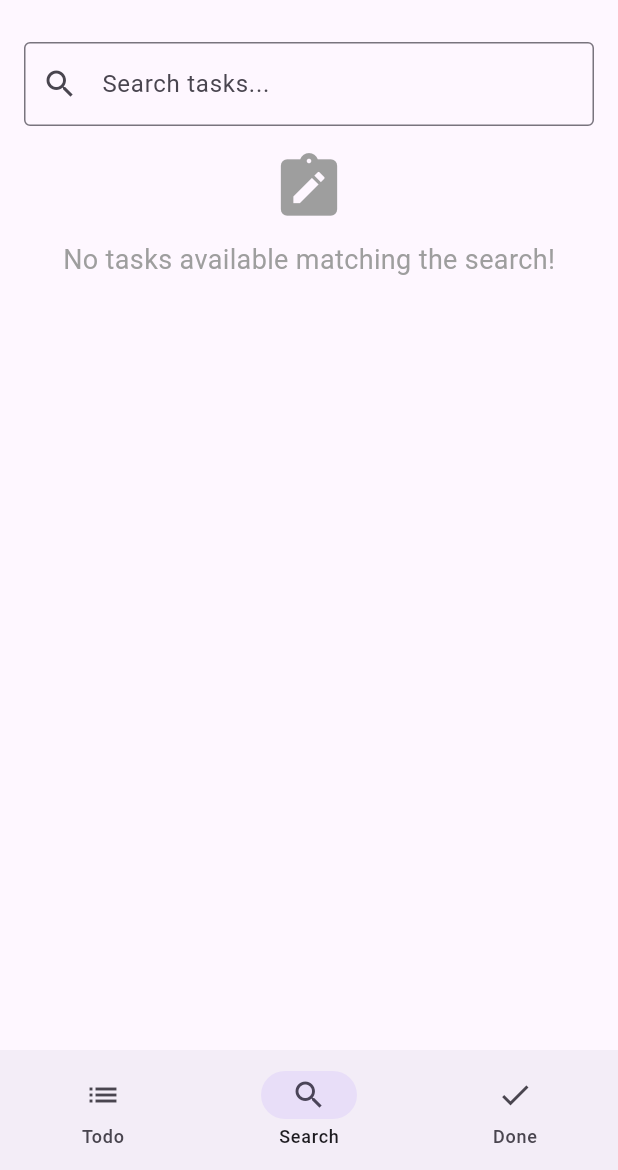
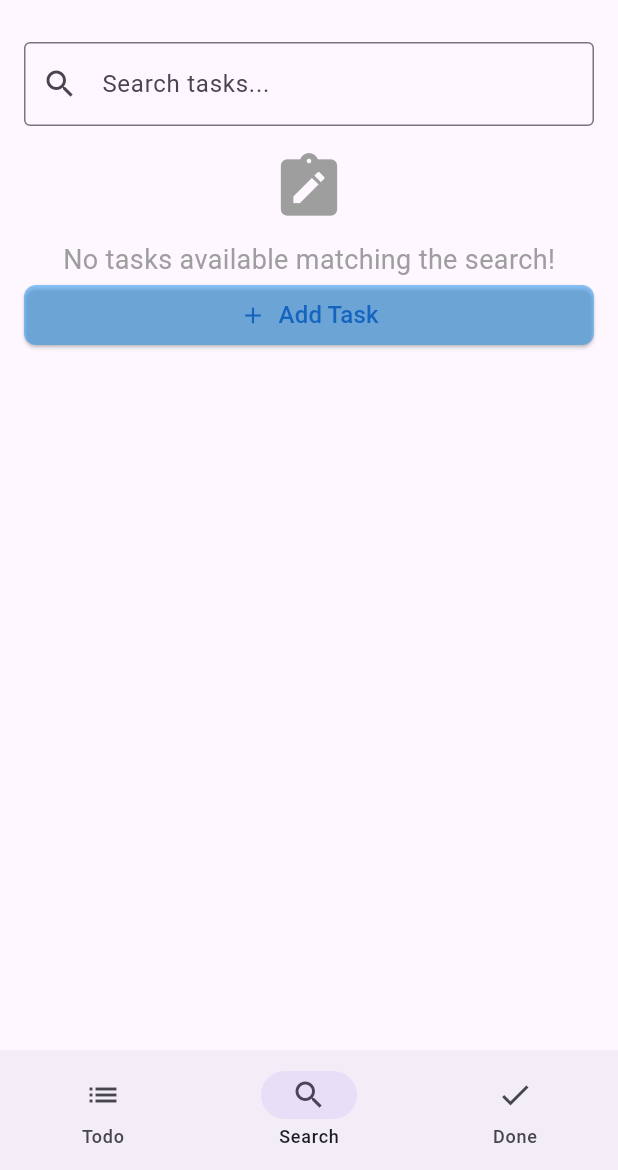
Before and after one commit to RodrigoSabino03/Taski, a Flutter app: the screen it shows after launch, item 2 of the bottom bar chosen, on a phone screen of 412 x 824 dp, the part 66-1236 px from its top. Run offline on Flutter 3.47's test engine with Material 3 defaults, Android fonts, the phone set to English and light mode, and no system bars; our stand-ins replace sqflite; accounts and stored records are empty.

Commit message:
add modal in buttons

```diff
--- a/lib/app/data/database/database.dart
+++ b/lib/app/data/database/database.dart
@@ -1,4 +1,3 @@
-// database_helper.dart
 import 'package:sqflite/sqflite.dart';
 import 'package:path/path.dart';
 import 'package:todolist/app/task/model/task_model.dart';
--- a/lib/app/search/search_page.dart
+++ b/lib/app/search/search_page.dart
@@ -1,4 +1,5 @@
 import 'package:flutter/material.dart';
+import 'package:todolist/app/create/widgets/create_modal.dart';
 import 'package:todolist/app/task/model/task_model.dart';
 import 'package:todolist/app/done/widgets/card_widget.dart';
 import 'package:todolist/app/task/viewmodel/task_viewmodel.dart';
@@ -13,6 +14,8 @@ class SearchPage extends StatefulWidget {
 class _SearchPageState extends State<SearchPage> {
   late TaskViewModel _taskViewModel;
 
+  late Future<List<Task>> _tasksFuture;
+
   List<Task> _completedTasks = [];
   List<Task> _filteredTasks = [];
   String _searchQuery = '';
@@ -21,6 +24,7 @@ class _SearchPageState extends State<SearchPage> {
   void initState() {
     super.initState();
     _taskViewModel = TaskViewModel();
+    _tasksFuture = _taskViewModel.fetchTasks();
     _loadCompletedTasks();
   }
 
@@ -44,6 +48,12 @@ class _SearchPageState extends State<SearchPage> {
   void _deleteCompletedTask(int taskId) async {
     await _taskViewModel.deleteTask(taskId);
     _loadCompletedTasks();
+  }
+
+    Future<void> _refreshTasks() async {
+    setState(() {
+      _tasksFuture = _taskViewModel.fetchTasks();
+    });
   }
 
   @override
@@ -74,6 +84,39 @@ class _SearchPageState extends State<SearchPage> {
                           "No tasks available matching the search!",
                           style: TextStyle(fontSize: 18, color: Colors.grey),
                         ),
+                                                ElevatedButton(
+                          onPressed: () async {
+                            final result = await showModalBottomSheet(
+                              context: context,
+                              isScrollControlled: true,
+                              builder: (context) =>
+                                  TaskModal(taskViewModel: _taskViewModel),
+                            );
+
+                            if (result == true) {
+                              _refreshTasks();
+                            }
+                          },
+                          style: ElevatedButton.styleFrom(
+                            minimumSize: Size(5, 40),
+                            backgroundColor: Colors.blue.withOpacity(0.5),
+                            shape: RoundedRectangleBorder(
+                              borderRadius: BorderRadius.circular(8),
+                            ),
+                          ),
+                          child: Row(
+                            mainAxisAlignment: MainAxisAlignment.center,
+                            children: [
+                              Icon(Icons.add, color: Colors.blue[800]),
+                              SizedBox(width: 8),
+                              Text(
+                                "Add Task",
+                                style: TextStyle(
+                                    fontSize: 16, color: Colors.blue[800]),
+                              ),
+                            ],
+                          ),
+                        ),
                       ],
                     ),
                   )
--- a/lib/app/task/viewmodel/task_viewmodel.dart
+++ b/lib/app/task/viewmodel/task_viewmodel.dart
@@ -1,4 +1,3 @@
-import 'dart:math';
 import 'package:todolist/app/task/model/task_model.dart';
 import 'package:todolist/app/data/repositories/task_repository.dart';
 
--- a/lib/app/ui/widgets/appbar_widget.dart
+++ b/lib/app/ui/widgets/appbar_widget.dart
@@ -6,7 +6,7 @@ class AppBarWidget extends StatelessWidget {
   @override
   Widget build(BuildContext context) {
     return Row(
-          mainAxisAlignment: MainAxisAlignment.spaceBetween, // Espaçamento entre os itens
+          mainAxisAlignment: MainAxisAlignment.spaceBetween,
           children: [
             Row(
               spacing: 8,
@@ -31,7 +31,7 @@ class AppBarWidget extends StatelessWidget {
                 ),
                 CircleAvatar(
                   radius: 16,
-                  backgroundImage: AssetImage('assets/avatar.png'), // Substitua com seu caminho de imagem
+                  backgroundImage: AssetImage('assets/avatar.png'),
                 ),
               ],
             ),
--- a/lib/main.dart
+++ b/lib/main.dart
@@ -5,3 +5,7 @@ import 'app/app_widget.dart';
 void main(List<String> args) {
   runApp(AppWidget());
 }
+
+
+// TODO: colocar funçao no botao create task da search page & done page
+// TODO: estilizar o create modal
```
Also changed, not shown: lib/app/done/done_page.dart (+21 -2 lines).
